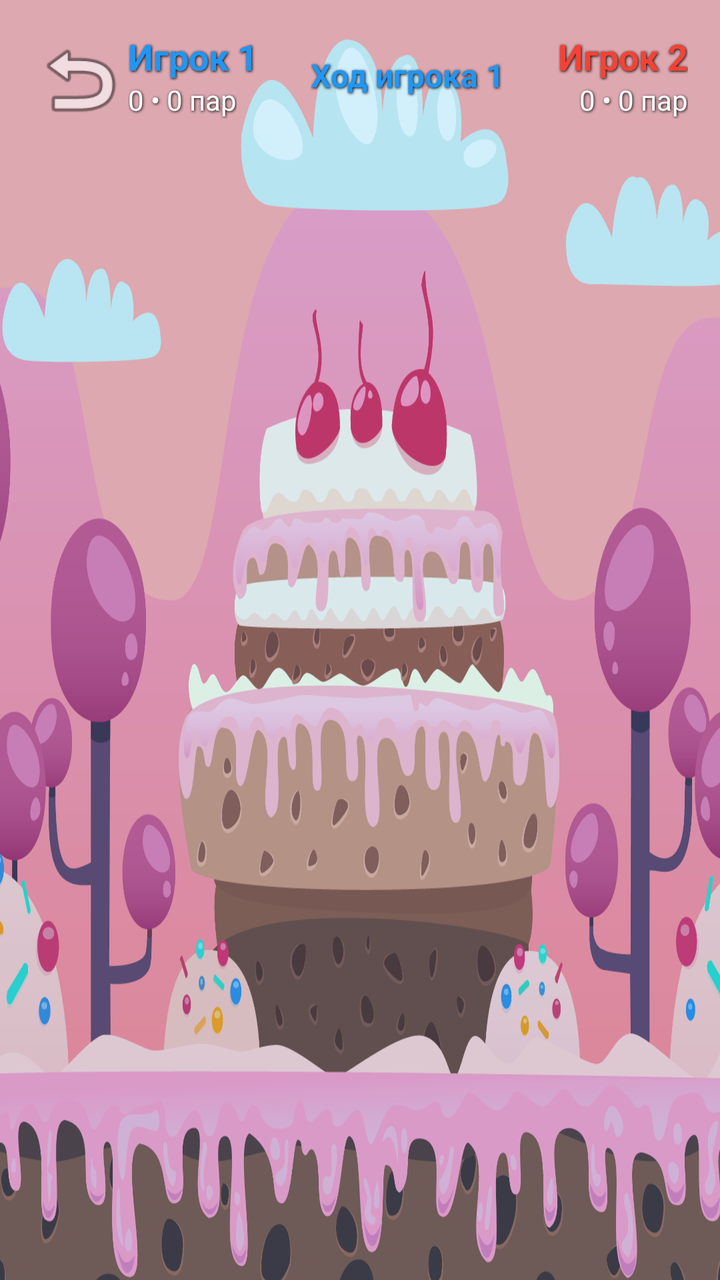
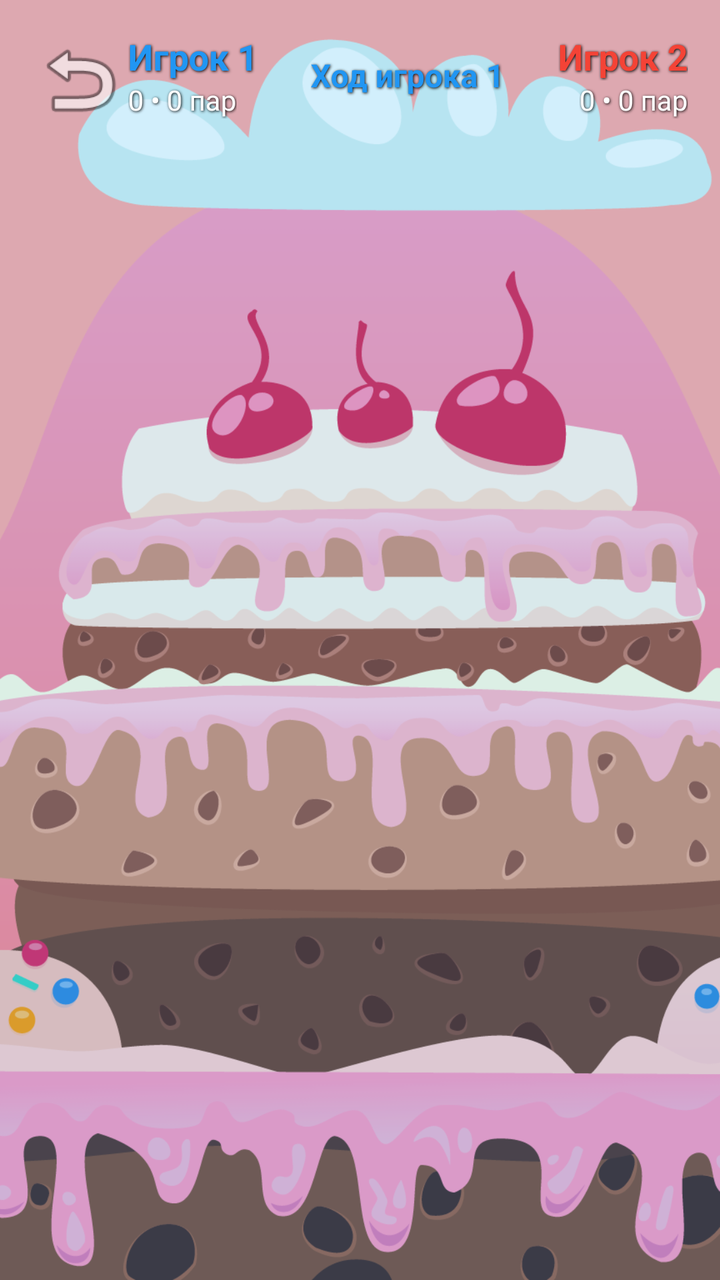

Compare the two renders of this Android layout. The source of the first and the diff that turns it into the second are given below.
<!-- AndroidManifest.xml: application theme Theme.MemoryGame -->
<!-- res/layout/activity_coop_game.xml -->
<?xml version="1.0" encoding="utf-8"?>
<androidx.constraintlayout.widget.ConstraintLayout 
    xmlns:android="http://schemas.android.com/apk/res/android"
    xmlns:app="http://schemas.android.com/apk/res-auto"
    android:layout_width="match_parent"
    android:layout_height="match_parent"
    android:background="@drawable/background1">

    
    <View
        android:id="@+id/viewPlayerBackground"
        android:layout_width="match_parent"
        android:layout_height="match_parent"
        android:alpha="0.15"
        android:background="#2196F3" />

    
    <ImageButton
        android:id="@+id/btnMenu"
        android:layout_width="48dp"
        android:layout_height="48dp"
        android:layout_margin="16dp"
        android:background="?attr/selectableItemBackgroundBorderless"
        android:src="@android:drawable/ic_menu_revert"
        android:scaleType="fitCenter"
        app:layout_constraintStart_toStartOf="parent"
        app:layout_constraintTop_toTopOf="parent"
        android:contentDescription="Menu" />

    
    <LinearLayout
        android:id="@+id/layoutTopInfo"
        android:layout_width="0dp"
        android:layout_height="wrap_content"
        android:layout_marginTop="16dp"
        android:layout_marginEnd="16dp"
        android:orientation="horizontal"
        android:gravity="center_vertical"
        app:layout_constraintEnd_toEndOf="parent"
        app:layout_constraintStart_toEndOf="@id/btnMenu"
        app:layout_constraintTop_toTopOf="parent">

        
        <LinearLayout
            android:id="@+id/layoutPlayer1"
            android:layout_width="0dp"
            android:layout_height="wrap_content"
            android:layout_weight="1"
            android:orientation="vertical"
            android:gravity="start">

            <TextView
                android:id="@+id/tvPlayer1Name"
                android:layout_width="wrap_content"
                android:layout_height="wrap_content"
                android:text="Игрок 1"
                android:textColor="#2196F3"
                android:textSize="18sp"
                android:textStyle="bold"
                android:shadowColor="#000000"
                android:shadowDx="1"
                android:shadowDy="1"
                android:shadowRadius="3" />

            <TextView
                android:id="@+id/tvPlayer1Score"
                android:layout_width="wrap_content"
                android:layout_height="wrap_content"
                android:text="0 • 0 пар"
                android:textColor="#FFFFFF"
                android:textSize="14sp"
                android:shadowColor="#000000"
                android:shadowDx="1"
                android:shadowDy="1"
                android:shadowRadius="3" />
        </LinearLayout>

        
        <LinearLayout
            android:layout_width="wrap_content"
            android:layout_height="wrap_content"
            android:orientation="vertical"
            android:gravity="center"
            android:layout_marginStart="8dp"
            android:layout_marginEnd="8dp">

            <TextView
                android:id="@+id/tvTimer"
                android:layout_width="wrap_content"
                android:layout_height="wrap_content"
                android:text="01:30"
                android:textColor="#9C27B0"
                android:textSize="24sp"
                android:textStyle="bold"
                android:visibility="gone"
                android:shadowColor="#000000"
                android:shadowDx="2"
                android:shadowDy="2"
                android:shadowRadius="4" />

            <TextView
                android:id="@+id/tvCurrentTurn"
                android:layout_width="wrap_content"
                android:layout_height="wrap_content"
                android:text="Ход игрока 1"
                android:textColor="#2196F3"
                android:textSize="16sp"
                android:textStyle="bold"
                android:shadowColor="#000000"
                android:shadowDx="1"
                android:shadowDy="1"
                android:shadowRadius="3" />
        </LinearLayout>

        
        <LinearLayout
            android:id="@+id/layoutPlayer2"
            android:layout_width="0dp"
            android:layout_height="wrap_content"
            android:layout_weight="1"
            android:orientation="vertical"
            android:gravity="end">

            <TextView
                android:id="@+id/tvPlayer2Name"
                android:layout_width="wrap_content"
                android:layout_height="wrap_content"
                android:text="Игрок 2"
                android:textColor="#F44336"
                android:textSize="18sp"
                android:textStyle="bold"
                android:shadowColor="#000000"
                android:shadowDx="1"
                android:shadowDy="1"
                android:shadowRadius="3" />

            <TextView
                android:id="@+id/tvPlayer2Score"
                android:layout_width="wrap_content"
                android:layout_height="wrap_content"
                android:text="0 • 0 пар"
                android:textColor="#FFFFFF"
                android:textSize="14sp"
                android:shadowColor="#000000"
                android:shadowDx="1"
                android:shadowDy="1"
                android:shadowRadius="3" />
        </LinearLayout>
    </LinearLayout>

    
    <androidx.recyclerview.widget.RecyclerView
        android:id="@+id/rvCards"
        android:layout_width="0dp"
        android:layout_height="0dp"
        android:layout_margin="8dp"
        android:clipToPadding="false"
        android:overScrollMode="never"
        android:scrollbars="none"
        android:nestedScrollingEnabled="false"
        app:layout_constraintBottom_toBottomOf="parent"
        app:layout_constraintEnd_toEndOf="parent"
        app:layout_constraintStart_toStartOf="parent"
        app:layout_constraintTop_toBottomOf="@id/layoutTopInfo" />

</androidx.constraintlayout.widget.ConstraintLayout>
<!-- resources referenced by this layout -->
<resources>
  <!-- drawable background1: png bitmap (drawable, 296258 bytes) -->
  <style name="Theme.MemoryGame" parent="Base.Theme.MemoryGame" />
  <style name="Base.Theme.MemoryGame" parent="Theme.Material3.DayNight.NoActionBar">
          
          
      </style>
</resources>

<!-- the commit's change to res/layout/activity_coop_game.xml (unified diff, before → after) -->
@@ -3,8 +3,20 @@
     xmlns:android="http://schemas.android.com/apk/res/android"
     xmlns:app="http://schemas.android.com/apk/res-auto"
     android:layout_width="match_parent"
-    android:layout_height="match_parent"
-    android:background="@drawable/background1">
+    android:layout_height="match_parent">
+
+    
+    <ImageView
+        android:id="@+id/backgroundImage"
+        android:layout_width="match_parent"
+        android:layout_height="match_parent"
+        android:src="@drawable/background1"
+        android:scaleType="centerCrop"
+        android:contentDescription="Background"
+        app:layout_constraintTop_toTopOf="parent"
+        app:layout_constraintBottom_toBottomOf="parent"
+        app:layout_constraintStart_toStartOf="parent"
+        app:layout_constraintEnd_toEndOf="parent" />
 
     
     <View
